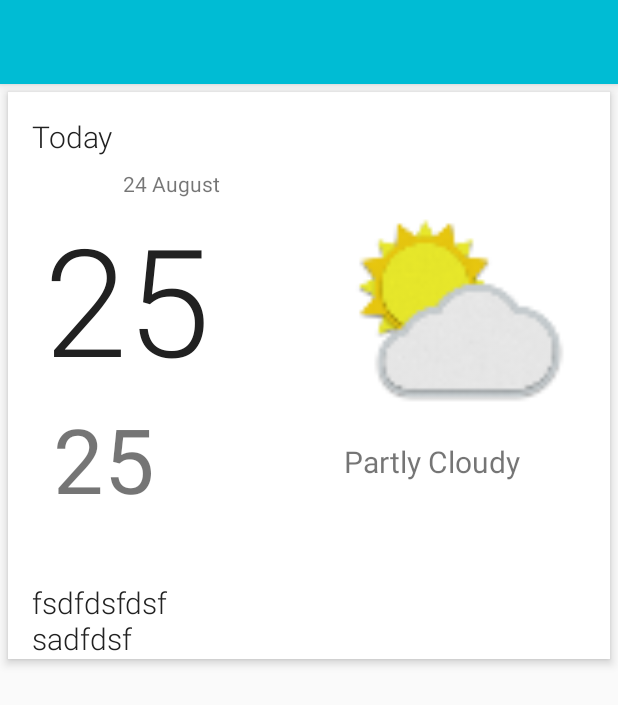
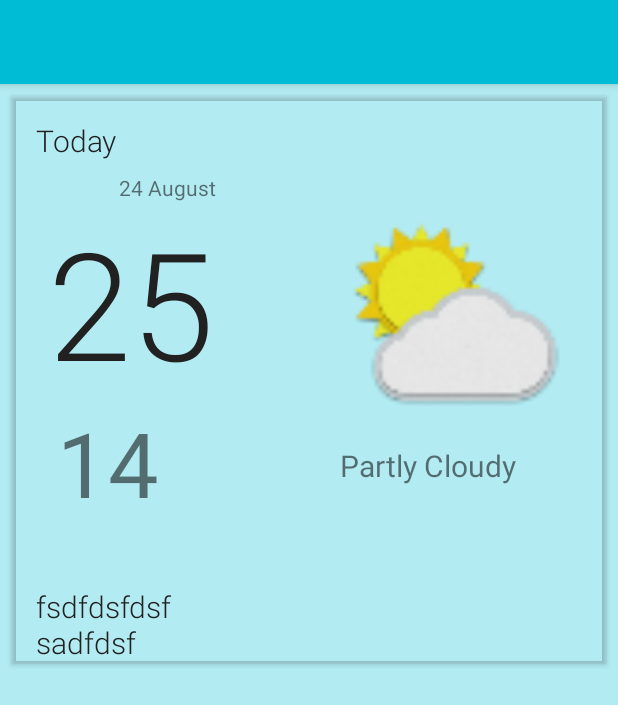
Before and after one commit to MossCoOne/weatherapp, an Android app: the layout activity_weather_detail.xml on its own in the app's theme, with its tools: preview values and no code run, on a phone screen of 412 x 824 dp. Shown: the top 705 px of the screen. Run offline under Robolectric (Android 15) with nearby library versions, the phone set to English and light mode, and no system bars.

Commit message:
Use cardview in detailed view

```diff
--- a/MyWeatherApp/app/src/main/java/za/co/mossco/myweatherapp/weatherdetail/WeatherDetailActivity.java
+++ b/MyWeatherApp/app/src/main/java/za/co/mossco/myweatherapp/weatherdetail/WeatherDetailActivity.java
@@ -70,7 +70,7 @@ public class WeatherDetailActivity extends AppCompatActivity {
         detailPressure.setText(String.format("%s %s", getString(R.string.pressure_text), String.valueOf(currentWeatherSeleted.getPressure())));
         TextView detailWindSpeed = findViewById(R.id.detail_wind);
         detailWindSpeed.setText(String.format("%s %s", getString(R.string.wind_speed_text), String.valueOf(currentWeatherSeleted.getSpeed())));
-        ImageView detailImage = findViewById(R.id.detailDescriptionImage);
+        ImageView detailImage = findViewById(R.id.im_detail_description_image);
         detailImage.setImageResource(DateUtil.setImageIcon(currentWeatherSeleted.getWeather().get(0).getMain()));
     }
 }
--- a/MyWeatherApp/app/src/main/res/layout/activity_weather_detail.xml
+++ b/MyWeatherApp/app/src/main/res/layout/activity_weather_detail.xml
@@ -5,6 +5,7 @@
     android:id="@+id/activity_weather_detail"
     android:layout_width="match_parent"
     android:layout_height="match_parent"
+    android:background="#B2EBF2"
     android:orientation="vertical"
     tools:context="za.co.mossco.myweatherapp.weatherdetail.WeatherDetailActivity">
 
@@ -14,21 +15,24 @@
         android:layout_width="match_parent"
         android:layout_height="match_parent">
 
+        <android.support.v7.widget.CardView
+            android:layout_width="match_parent"
+            android:layout_height="wrap_content"
+            android:layout_margin="@dimen/dp_8"
+            app:cardBackgroundColor="@android:color/transparent">
 
             <android.support.constraint.ConstraintLayout
                 android:layout_width="match_parent"
                 android:layout_height="wrap_content"
-            android:layout_margin="5dp"
-            android:background="#fff"
-            android:elevation="4dp">
+                android:background="@android:color/transparent">
 
                 <TextView
                     android:id="@+id/detail_day"
                     android:layout_width="wrap_content"
                     android:layout_height="wrap_content"
-                android:layout_marginEnd="8dp"
-                android:layout_marginStart="16dp"
-                android:layout_marginTop="16dp"
+                    android:layout_marginEnd="@dimen/dp_8"
+                    android:layout_marginStart="@dimen/dp_16"
+                    android:layout_marginTop="@dimen/dp_16"
                     android:fontFamily="sans-serif-light"
                     android:text="@string/today_text"
                     android:textColor="@color/primary_text"
@@ -43,22 +47,20 @@
                     android:layout_width="wrap_content"
                     android:layout_height="wrap_content"
                     android:layout_marginEnd="260dp"
-                android:layout_marginStart="16dp"
-                android:layout_marginTop="8dp"
-                android:text="24 August"
+                    android:layout_marginStart="@dimen/dp_16"
+                    android:layout_marginTop="@dimen/dp_8"
                     app:layout_constraintEnd_toEndOf="parent"
                     app:layout_constraintHorizontal_bias="0.0"
                     app:layout_constraintLeft_toLeftOf="parent"
-                app:layout_constraintTop_toBottomOf="@+id/detail_day" />
+                    app:layout_constraintTop_toBottomOf="@+id/detail_day"
+                    tools:text="24 August" />
 
                 <TextView
                     android:id="@+id/detail_temperature_high"
                     android:layout_width="wrap_content"
                     android:layout_height="wrap_content"
-                android:layout_marginLeft="28dp"
-                android:layout_marginStart="24dp"
+                    android:layout_marginStart="@dimen/dp_24"
                     android:fontFamily="sans-serif-light"
-                android:text="25"
                     android:textColor="@color/primary_text"
                     android:textSize="@dimen/detail_temperature_high_text_size"
                     app:layout_constraintLeft_toLeftOf="parent"
@@ -70,17 +72,17 @@
                     android:layout_width="wrap_content"
                     android:layout_height="75dp"
                     android:layout_marginStart="30dp"
-                android:text="14"
                     android:textSize="@dimen/detail_temperature_low_text_size"
                     app:layout_constraintStart_toStartOf="parent"
                     app:layout_constraintTop_toBottomOf="@+id/detail_temperature_high"
-                tools:text="25" />
+                    tools:text="14" />
 
                 <ImageView
-                android:id="@+id/detailDescriptionImage"
-                android:layout_width="150dp"
-                android:layout_height="150dp"
-                android:layout_marginEnd="24dp"
+                    android:id="@+id/im_detail_description_image"
+                    android:layout_width="@dimen/dp_150"
+                    android:layout_height="@dimen/dp_150"
+                    android:layout_marginEnd="@dimen/dp_24"
+                    android:contentDescription="@string/weather_icon"
                     app:layout_constraintRight_toRightOf="parent"
                     app:layout_constraintTop_toBottomOf="@+id/detail_date"
                     app:srcCompat="@drawable/ic_light_clouds" />
@@ -89,19 +91,19 @@
                     android:id="@+id/detail_description"
                     android:layout_width="wrap_content"
                     android:layout_height="wrap_content"
-                android:layout_marginRight="60dp"
-                android:layout_marginTop="12dp"
-                android:text="Partly Cloudy"
+                    android:layout_marginEnd="@dimen/dp_60"
+                    android:layout_marginTop="@dimen/dp_12"
                     android:textSize="@dimen/forecast_text_size"
                     app:layout_constraintRight_toRightOf="parent"
-                app:layout_constraintTop_toBottomOf="@+id/detailDescriptionImage" />
+                    app:layout_constraintTop_toBottomOf="@+id/im_detail_description_image"
+                    tools:text="Partly Cloudy" />
 
                 <TextView
                     android:id="@+id/detail_humidity"
                     android:layout_width="wrap_content"
                     android:layout_height="wrap_content"
-                android:layout_marginStart="16dp"
-                android:layout_marginTop="20dp"
+                    android:layout_marginStart="@dimen/dp_16"
+                    android:layout_marginTop="@dimen/dp_20"
                     android:fontFamily="sans-serif-light"
                     android:textColor="@color/primary_text"
                     android:textSize="@dimen/forecast_text_size"
@@ -112,31 +114,32 @@
                     android:id="@+id/detail_pressure"
                     android:layout_width="wrap_content"
                     android:layout_height="wrap_content"
-                android:layout_marginBottom="8dp"
-                android:layout_marginStart="16dp"
+                    android:layout_marginBottom="@dimen/dp_8"
+                    android:layout_marginStart="@dimen/dp_16"
                     android:fontFamily="sans-serif-light"
-                android:text="fsdfdsfdsf"
                     android:textColor="@color/primary_text"
                     android:textSize="@dimen/forecast_text_size"
                     app:layout_constraintBottom_toTopOf="@+id/detail_wind"
                     app:layout_constraintStart_toStartOf="parent"
                     app:layout_constraintTop_toBottomOf="@+id/detail_humidity"
-                app:layout_constraintVertical_bias="0.0" />
+                    app:layout_constraintVertical_bias="0.0"
+                    tools:text="fsdfdsfdsf" />
 
                 <TextView
                     android:id="@+id/detail_wind"
                     android:layout_width="wrap_content"
                     android:layout_height="wrap_content"
-                android:layout_marginLeft="16dp"
-                android:layout_marginTop="24dp"
+                    android:layout_marginStart="@dimen/dp_16"
+                    android:layout_marginTop="@dimen/dp_24"
                     android:fontFamily="sans-serif-light"
-                android:text="sadfdsf"
                     android:textColor="@color/primary_text"
                     android:textSize="@dimen/forecast_text_size"
                     app:layout_constraintLeft_toLeftOf="parent"
-                app:layout_constraintTop_toBottomOf="@+id/detail_humidity" />
+                    app:layout_constraintTop_toBottomOf="@+id/detail_humidity"
+                    tools:text="sadfdsf" />
 
             </android.support.constraint.ConstraintLayout>
+        </android.support.v7.widget.CardView>
 
     </ScrollView>
 
--- a/MyWeatherApp/app/src/main/res/values/colors.xml
+++ b/MyWeatherApp/app/src/main/res/values/colors.xml
@@ -4,7 +4,7 @@
     <color name="colorPrimaryDark">#00ACC1</color>
     <color name="colorAccent">#FF4081</color>
     <color name="colorWhite">#fff</color>
-    <color name="colorPrimaryLight">#B2EBF2</color>
+    <color name="colorPrimaryLight">#E0F7FA</color>
     <color name="white">#FFFFFF</color>
     <color name="primary_text">#212121</color>
     <color name="secondary_text">#727272</color>
--- a/MyWeatherApp/app/src/main/res/values/dimens.xml
+++ b/MyWeatherApp/app/src/main/res/values/dimens.xml
@@ -10,8 +10,8 @@
 
     <dimen name="list_icon">40dp</dimen>
     <dimen name="forecast_text_size">20sp</dimen>
-    <dimen name="detail_temperature_high_text_size">100dp</dimen>
-    <dimen name="detail_temperature_low_text_size">60dp</dimen>
+    <dimen name="detail_temperature_high_text_size">100sp</dimen>
+    <dimen name="detail_temperature_low_text_size">60sp</dimen>
 
     <dimen name="forecast_temperature_space">4dp</dimen>
 
@@ -34,10 +34,15 @@
     <dimen name="list_item_date_left_margin">16dp</dimen>
     <dimen name="dp_16">16dp</dimen>
     <dimen name="dp_8">8dp</dimen>
+    <dimen name="dp_12">12dp</dimen>
     <dimen name="dp_4">4dp</dimen>
     <dimen name="dp_30">30dp</dimen>
+    <dimen name="dp_20">20dp</dimen>
     <dimen name="dp_40">40dp</dimen>
     <dimen name="dp_50">50dp</dimen>
+    <dimen name="dp_60">60dp</dimen>
+    <dimen name="dp_24">24dp</dimen>
+    <dimen name="dp_150">150dp</dimen>
 
     <dimen name="list_item_date_start_margin">@dimen/list_item_date_left_margin</dimen>
     <!-- Default screen margins, per the Android Design guidelines. -->
```
Lines whose indentation alone changed are shown as unchanged.
